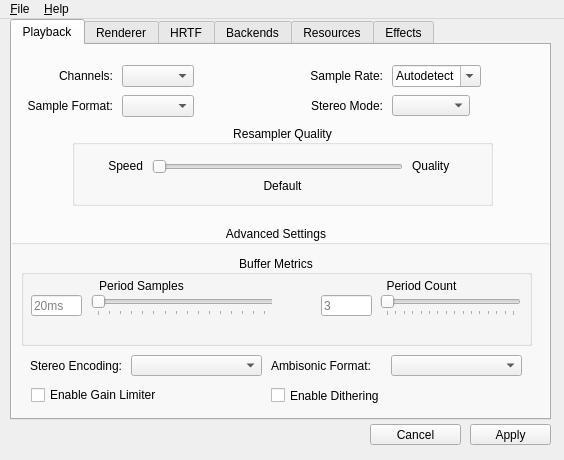
First picture: the form in repo/openal-soft/utils/alsoft-config/mainwindow.ui, repository retronx-team/love-nx, before the edit.
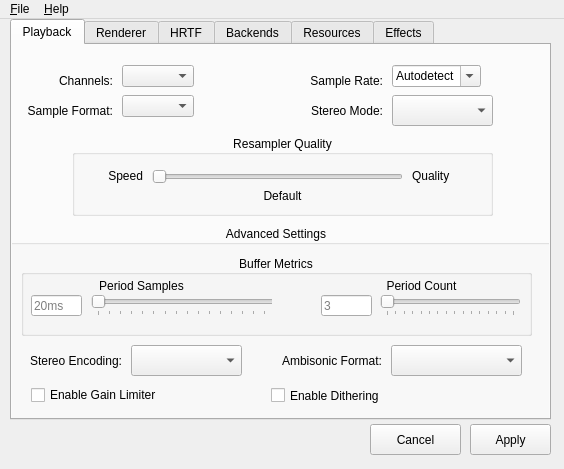
Second picture: the form after the edit. The open tabs and pages were chosen to show the change. Icons and pictures are not drawn.

```diff
--- a/repo/openal-soft/utils/alsoft-config/mainwindow.ui
+++ b/repo/openal-soft/utils/alsoft-config/mainwindow.ui
@@ -7,7 +7,7 @@
     <x>0</x>
     <y>0</y>
     <width>564</width>
-    <height>460</height>
+    <height>469</height>
    </rect>
   </property>
   <property name="minimumSize">
@@ -31,7 +31,7 @@
       <x>470</x>
       <y>405</y>
       <width>81</width>
-      <height>21</height>
+      <height>31</height>
      </rect>
     </property>
     <property name="text">
@@ -82,7 +82,7 @@
         <x>0</x>
         <y>50</y>
         <width>101</width>
-        <height>21</height>
+        <height>31</height>
        </rect>
       </property>
       <property name="text">
@@ -98,7 +98,7 @@
         <x>0</x>
         <y>20</y>
         <width>101</width>
-        <height>21</height>
+        <height>31</height>
        </rect>
       </property>
       <property name="text">
@@ -194,7 +194,7 @@
         <x>290</x>
         <y>20</y>
         <width>81</width>
-        <height>21</height>
+        <height>31</height>
        </rect>
       </property>
       <property name="text">
@@ -210,7 +210,7 @@
         <x>290</x>
         <y>50</y>
         <width>81</width>
-        <height>21</height>
+        <height>31</height>
        </rect>
       </property>
       <property name="text">
@@ -225,8 +225,8 @@
        <rect>
         <x>380</x>
         <y>50</y>
-        <width>78</width>
-        <height>21</height>
+        <width>101</width>
+        <height>31</height>
        </rect>
       </property>
       <property name="toolTip">
@@ -256,7 +256,7 @@
          <x>20</x>
          <y>30</y>
          <width>511</width>
-         <height>91</height>
+         <height>81</height>
         </rect>
        </property>
        <property name="title">
@@ -432,9 +432,9 @@
        <property name="geometry">
         <rect>
          <x>130</x>
-         <y>130</y>
-         <width>131</width>
-         <height>21</height>
+         <y>120</y>
+         <width>111</width>
+         <height>31</height>
         </rect>
        </property>
        <property name="toolTip">
@@ -451,9 +451,9 @@
        <property name="geometry">
         <rect>
          <x>20</x>
-         <y>130</y>
+         <y>120</y>
          <width>101</width>
-         <height>21</height>
+         <height>31</height>
         </rect>
        </property>
        <property name="text">
@@ -466,23 +466,26 @@
       <widget class="QLabel" name="label_30">
        <property name="geometry">
         <rect>
-         <x>270</x>
-         <y>130</y>
-         <width>111</width>
-         <height>21</height>
+         <x>260</x>
+         <y>120</y>
+         <width>121</width>
+         <height>31</height>
         </rect>
        </property>
        <property name="text">
         <string>Ambisonic Format:</string>
        </property>
+       <property name="alignment">
+        <set>Qt::AlignRight|Qt::AlignTrailing|Qt::AlignVCenter</set>
+       </property>
       </widget>
       <widget class="QComboBox" name="ambiFormatComboBox">
        <property name="geometry">
         <rect>
          <x>390</x>
-         <y>130</y>
+         <y>120</y>
          <width>131</width>
-         <height>21</height>
+         <height>31</height>
         </rect>
        </property>
       </widget>
@@ -533,7 +536,7 @@
       <property name="geometry">
        <rect>
         <x>60</x>
-        <y>80</y>
+        <y>90</y>
         <width>421</width>
         <height>81</height>
        </rect>
@@ -2453,7 +2456,7 @@
       <x>370</x>
       <y>405</y>
       <width>91</width>
-      <height>21</height>
+      <height>31</height>
      </rect>
     </property>
     <property name="text">
```
Left out of the diff: 102 changed lines with no effect on the pictures.
